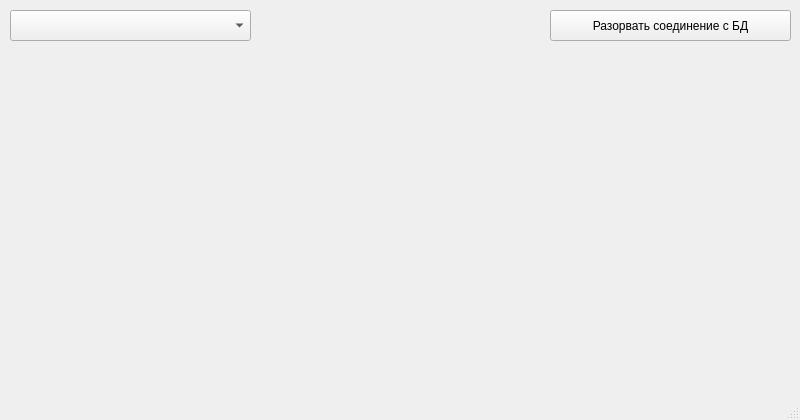
First picture: the form in Simple_DataBase_Client_Using_Qt/tableswindow.ui, repository AndrewTer/Training-Tasks-CPP, before the edit.
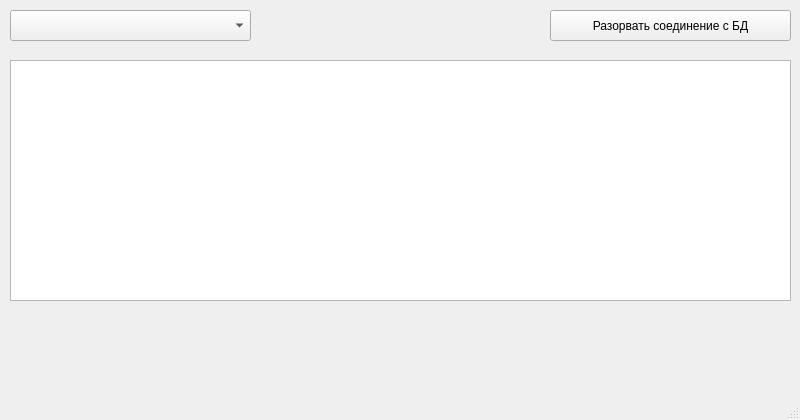
Second picture: the form after the edit.

```diff
--- a/Simple_DataBase_Client_Using_Qt/tableswindow.ui
+++ b/Simple_DataBase_Client_Using_Qt/tableswindow.ui
@@ -49,6 +49,16 @@
      </rect>
     </property>
    </widget>
+   <widget class="QTableView" name="tableView_db">
+    <property name="geometry">
+     <rect>
+      <x>10</x>
+      <y>60</y>
+      <width>781</width>
+      <height>241</height>
+     </rect>
+    </property>
+   </widget>
   </widget>
   <widget class="QMenuBar" name="menubar">
    <property name="geometry">
```
